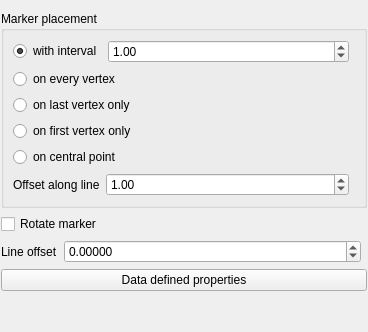
This is src/ui/symbollayer/widget_markerline.ui in carsmie/QGIS as Qt 5 draws it before an edit. The edited form follows.
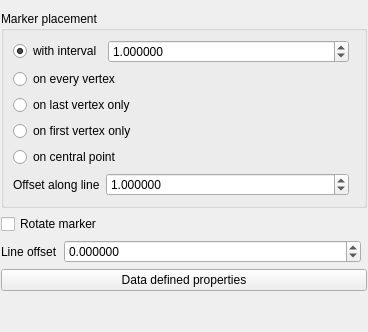
This is the edited form. Custom widgets are drawn as their Qt base class.

Diff of the .ui file:
```diff
--- a/src/ui/symbollayer/widget_markerline.ui
+++ b/src/ui/symbollayer/widget_markerline.ui
@@ -56,7 +56,7 @@
            </sizepolicy>
           </property>
           <property name="decimals">
-           <number>2</number>
+           <number>6</number>
           </property>
           <property name="maximum">
            <double>10000000.000000000000000</double>
@@ -120,7 +120,7 @@
            </sizepolicy>
           </property>
           <property name="decimals">
-           <number>2</number>
+           <number>6</number>
           </property>
           <property name="maximum">
            <double>10000000.000000000000000</double>
@@ -183,7 +183,7 @@
         </sizepolicy>
        </property>
        <property name="decimals">
-        <number>5</number>
+        <number>6</number>
        </property>
        <property name="minimum">
         <double>-100000.000000000000000</double>
```
